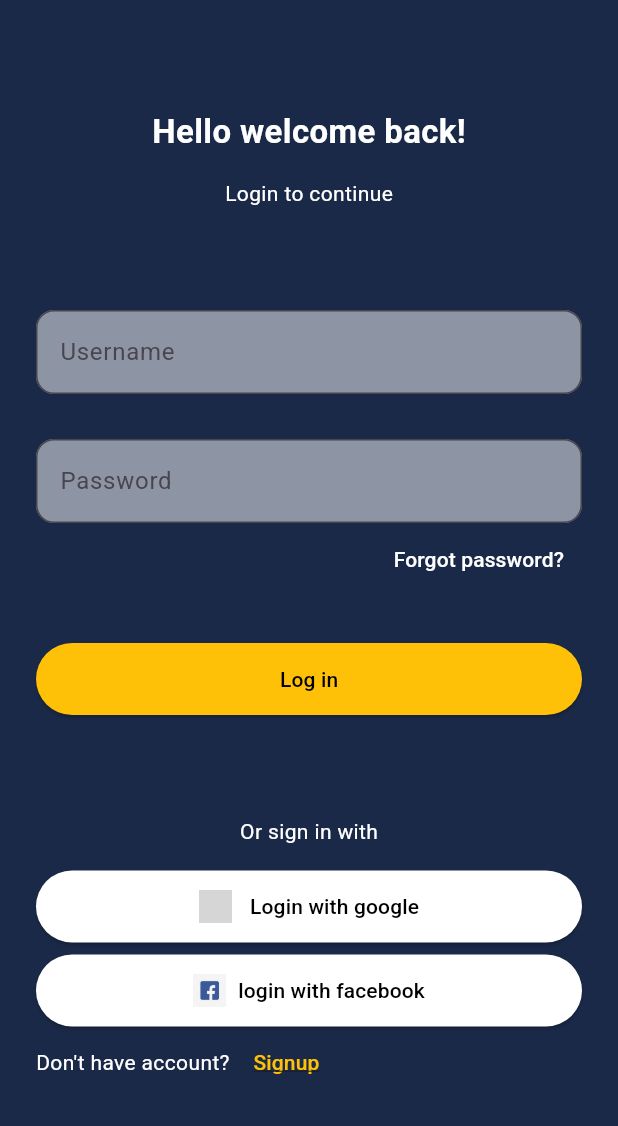
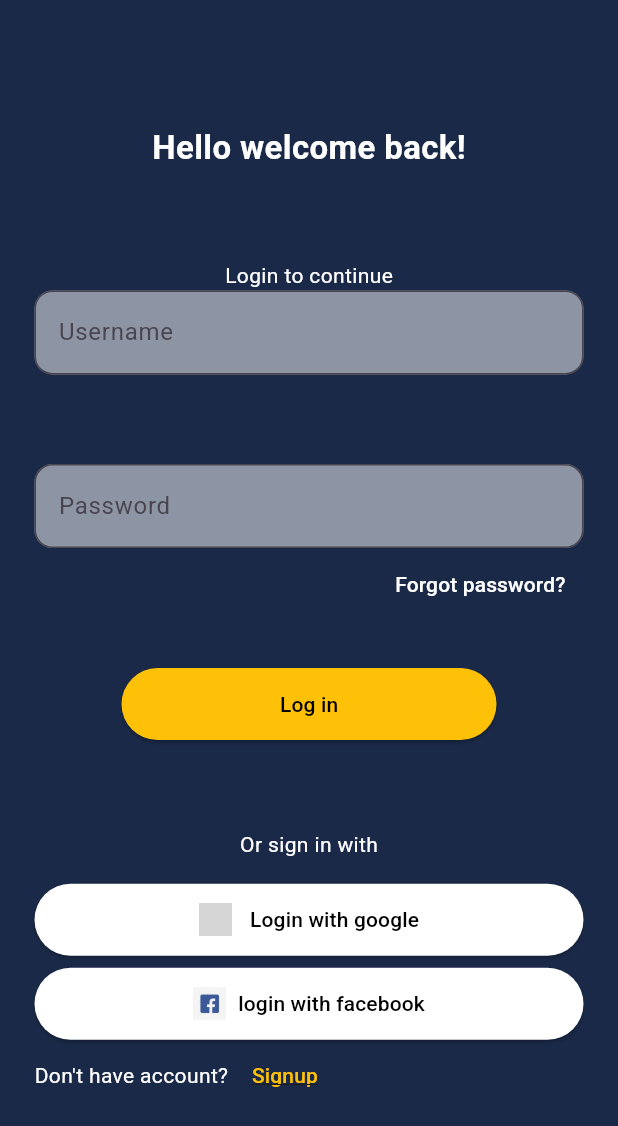
Before and after one commit to zeeelord/DATEY, a Flutter app: the screen it shows after launch, on a phone screen of 412 x 824 dp. Shown: the top 1126 px of the screen. Run offline on Flutter 3.47's test engine with Material 3 defaults, Android fonts, the phone set to English and light mode, and no system bars; grey boxes are pictures that could not be loaded.

Commit message:
Revert "Add homepage and login page with UI components"
This reverts commit 6650899d8ff361a5895830f75e507cd747261d10.

```diff
--- /dev/null
+++ b/flutter_test_application/flutter_test_application/lib/main.dart
@@ -0,0 +1,56 @@
+import 'package:flutter/material.dart';
+// import 'package:flutter_test_application/login_page.dart';
+
+void main() {
+  runApp(MyApp());
+}
+
+class MyApp extends StatelessWidget {
+  const MyApp({super.key});
+
+  @override
+  Widget build(BuildContext context) {
+    return MaterialApp(
+      debugShowCheckedModeBanner: false,
+      home: Scaffold(
+        // appBar: AppBar(),
+        // floatingActionButton: FloatingActionButton(onPressed: null),
+        backgroundColor: Colors.blue.shade800,
+        // drawer: Container(height: 500, width: 400, color: Colors.white),
+        body: Column(
+          children: [
+            Text("Hello welcome back!"),
+            Text('Login to continue'),
+            TextField(decoration: InputDecoration(hintText: 'Username')),
+            TextField(decoration: InputDecoration(hintText: 'Password')),
+            TextButton(
+              onPressed: () {
+                print("Clicked");
+              },
+              child: Text('Forgot password?'),
+            ),
+            ElevatedButton(
+              onPressed: () {
+                print("login is clicked");
+              },
+              child: Text('Log in '),
+            ),
+            Text('Or sign in with'),
+            ElevatedButton(
+              onPressed: () {
+                print(" google  is clicked");
+              },
+              child: Image.asset(
+                'assets/images/facebook_icon.jpg',
+                width: 22,
+                height: 22,
+              ),
+            ),
+          ],
+        ),
+      ),
+    );
+  }
+}
+
+// creating a class
--- /dev/null
+++ b/flutter_test_application/lib/login_page.dart
@@ -0,0 +1,160 @@
+import 'package:flutter/material.dart';
+
+class loginPage extends StatelessWidget {
+  const loginPage({super.key});
+
+  @override
+  Widget build(BuildContext context) {
+    return Scaffold(
+      // appBar: AppBar(),
+      // floatingActionButton: FloatingActionButton(onPressed: null),
+
+      // drawer: Container(height: 500, width: 400, color: Colors.white),
+      body: Padding(
+        padding: const EdgeInsets.all(23),
+        child: Column(
+          children: [
+            Spacer(),
+            Text(
+              "Hello welcome back!",
+              style: TextStyle(
+                color: Colors.white,
+                fontSize: 22,
+                fontWeight: FontWeight.bold,
+                fontFamily: 'Roboto',
+              ),
+            ),
+            Spacer(),
+            // login to contiunue sections
+            Text('Login to continue', style: TextStyle(color: Colors.white)),
+            TextField(
+              decoration: InputDecoration(
+                hintText: 'Username',
+                // border: InputBorder.none,
+                border: OutlineInputBorder(
+                  borderRadius: BorderRadius.all(Radius.circular(12)),
+                ),
+                filled: true,
+                fillColor: Colors.white.withOpacity(0.5),
+              ),
+            ),
+            Spacer(),
+            TextField(
+              decoration: InputDecoration(
+                hintText: 'Password',
+                filled: true,
+                fillColor: Colors.white.withOpacity(0.5),
+                border: OutlineInputBorder(
+                  borderRadius: BorderRadius.all(Radius.circular(12)),
+                ),
+              ),
+            ),
+            // forgot password center
+            Align(
+              alignment: Alignment.centerRight,
+              child: TextButton(
+                onPressed: () {
+                  print("Forgot is Clicked");
+                },
+                style: TextButton.styleFrom(foregroundColor: Colors.white),
+                child: Text('Forgot password?'),
+              ),
+            ),
+            SizedBox(height: 32),
+            // login sections
+            SizedBox(
+              width: 250,
+              height: 48,
+              child: ElevatedButton(
+                onPressed: () {
+                  print("login is clicked");
+                },
+                child: Text('Log in'),
+                style: TextButton.styleFrom(
+                  backgroundColor: Colors.amber,
+                  foregroundColor: Colors.black,
+                ),
+              ),
+            ),
+            Spacer(),
+            // sigining in with social medias
+            Text('Or sign in with', style: TextStyle(color: Colors.white)),
+            SizedBox(height: 16),
+            // google button
+            SizedBox(
+              height: 48,
+              child: ElevatedButton(
+                onPressed: () {
+                  print(" google  is clicked");
+                },
+                style: ElevatedButton.styleFrom(
+                  backgroundColor: Colors.white,
+                  foregroundColor: Colors.black,
+                  shape: RoundedRectangleBorder(
+                    borderRadius: BorderRadius.all(Radius.circular(50)),
+                  ),
+                ),
+                child: Row(
+                  mainAxisAlignment: MainAxisAlignment.center,
+                  children: [
+                    Image.asset(
+                      'assets/images/Google_icon.jpg',
+                      height: 22,
+                      width: 22,
+                    ),
+                    SizedBox(width: 12),
+                    Text('Login with google'),
+                  ],
+                ),
+              ),
+            ),
+            SizedBox(height: 8),
+            // facebook button
+            SizedBox(
+              height: 48,
+              child: ElevatedButton(
+                onPressed: () {},
+                style: ElevatedButton.styleFrom(
+                  backgroundColor: Colors.white,
+                  foregroundColor: Colors.black,
+                  shape: RoundedRectangleBorder(
+                    borderRadius: BorderRadius.all(Radius.circular(50)),
+                  ),
+                ),
+                child: Row(
+                  mainAxisAlignment: MainAxisAlignment.center,
+                  children: [
+                    Image.asset(
+                      "assets/images/facebook_icon.jpg",
+                      width: 22,
+                      height: 22,
+                    ),
+                    SizedBox(width: 8),
+                    Text('login with facebook'),
+                  ],
+                ),
+              ),
+            ),
+            Row(
+              children: [
+                Text(
+                  "Don't have account? ",
+                  style: TextStyle(color: Colors.white),
+                ),
+                TextButton(
+                  onPressed: () {},
+                  style: TextButton.styleFrom(foregroundColor: Colors.amber),
+                  child: Text(
+                    'Signup',
+                    style: TextStyle(decoration: TextDecoration.underline),
+                  ),
+                ),
+              ],
+            ),
+            Spacer(),
+          ],
+        ),
+      ),
+    );
+  }
+}
--- a/flutter_test_application/lib/main.dart
+++ b/flutter_test_application/lib/main.dart
@@ -1,8 +1,7 @@
 import 'package:flutter/material.dart';
+import 'package:flutter_test_application/login_page.dart';
 import 'package:flutter_test_application/pages/home_page.dart';
-import 'package:flutter_test_application/pages/login_page.dart';
 import 'package:flutter_test_application/styles/app_colors.dart';
-// import 'package:flutter_test_application/login_page.dart';
 
 void main() {
   runApp(MyApp());
--- a/flutter_test_application/lib/pages/home_page.dart
+++ /dev/null
@@ -1,24 +0,0 @@
-import 'package:flutter/material.dart';
-
-class Homepage extends StatefulWidget {
-  const Homepage({super.key});
-
-  @override
-  State<Homepage> createState() => _HomepageState();
-}
-
-class _HomepageState extends State<Homepage> {
-  @override
-  Widget build(BuildContext context) {
-    return Scaffold(
-      appBar: AppBar(
-        title: Text("WELCOME"),
-        // backgroundColor: ,
-        actions: [
-          IconButton(onPressed: null, icon: Icon(Icons.location_city))
-        ],
-      ),
-      body: Container()
-    );
-  }
-}
--- a/flutter_test_application/lib/pages/login_page.dart
+++ /dev/null
@@ -1,173 +0,0 @@
-import 'package:flutter/material.dart';
-
-class loginPage extends StatelessWidget {
-  const loginPage({super.key});
-
-  @override
-  Widget build(BuildContext context) {
-    return Scaffold(
-      // appBar: AppBar(),
-      // floatingActionButton: FloatingActionButton(onPressed: null),
-
-      // drawer: Container(height: 500, width: 400, color: Colors.white),
-      // resizeToAvoidBottomInset: false,
-
-      body: SingleChildScrollView(
-        child: SizedBox(
-          height: MediaQuery.of(context).size.height,
-          child: Padding(
-            padding:  EdgeInsets.all(24),
-            child: Column(
-              children: [
-                SizedBox(height: 48 ),
-                Text(
-                  "Hello welcome back!",
-                  style: TextStyle(
-                    color: Colors.white,
-                    fontSize: 22,
-                    fontWeight: FontWeight.bold,
-                    fontFamily: 'Roboto',
-                  ),
-                ),
-                SizedBox(height: 16),
-                // login to continue sections
-                Text('Login to continue', style: TextStyle(color: Colors.white)),
-                Spacer(),
-                TextField(
-                  decoration: InputDecoration(
-                    hintText: 'Username',
-                    // border: InputBorder.none,
-                    border: OutlineInputBorder(
-                      borderRadius: BorderRadius.all(Radius.circular(12)),
-                    ),
-                    filled: true,
-                    fillColor: Colors.white.withOpacity(0.5),
-                  ),
-                ),
-                SizedBox(
-                  height: 30
-                ),
-                TextField(
-                  decoration: InputDecoration(
-                    hintText: 'Password',
-                    filled: true,
-                    fillColor: Colors.white.withOpacity(0.5),
-                    border: OutlineInputBorder(
-                      borderRadius: BorderRadius.all(Radius.circular(12)),
-                    ),
-                  ),
-                ),
-                // forgot password center
-                Align(
-                  alignment: Alignment.centerRight,
-                  child: TextButton(
-                    onPressed: () {
-                      print("Forgot is Clicked");
-                    },
-                    style: TextButton.styleFrom(foregroundColor: Colors.white),
-                    child: Text('Forgot password?'),
-                  ),
-                ),
-                SizedBox(height: 32),
-                // login sections
-                SizedBox(
-                  height: 48,
-                  width: double.infinity,
-                  child: ElevatedButton(
-                    onPressed: () {
-                     Navigator.of(context).pushNamed('/home');
-
-                    },
-                    style: TextButton.styleFrom(
-                      backgroundColor: Colors.amber,
-                      foregroundColor: Colors.black,
-                    ),
-                    child: Text('Log in'),
-                  ),
-                ),
-                Spacer(),
-                // sigining in with social medias
-                Text('Or sign in with', style: TextStyle(color: Colors.white)),
-                SizedBox(height: 16),
-                // google button
-                SizedBox(
-                  height: 48,
-                  child: ElevatedButton(
-                    onPressed: () {
-                      print(" google  is clicked");
-                    },
-                    style: ElevatedButton.styleFrom(
-                      backgroundColor: Colors.white,
-                      foregroundColor: Colors.black,
-                      shape: RoundedRectangleBorder(
-                        borderRadius: BorderRadius.all(Radius.circular(50)),
-                      ),
-                    ),
-                    child: Row(
-                      mainAxisAlignment: MainAxisAlignment.center,
-                      children: [
-                        Image.asset(
-                          'assets/images/Google_icon.jpg',
-                          height: 22,
-                          width: 22,
-                        ),
-                        SizedBox(width: 12),
-                        Text('Login with google'),
-                      ],
-                    ),
-                  ),
-                ),
-                SizedBox(height: 8),
-                // facebook button
-                SizedBox(
-                  height: 48,
-                  child: ElevatedButton(
-                    onPressed: () {},
-                    style: ElevatedButton.styleFrom(
-                      backgroundColor: Colors.white,
-                      foregroundColor: Colors.black,
-                      shape: RoundedRectangleBorder(
-                        borderRadius: BorderRadius.all(Radius.circular(50)),
-                      ),
-                    ),
-                    child: Row(
-                      mainAxisAlignment: MainAxisAlignment.center,
-                      children: [
-                        Image.asset(
-                          "assets/images/facebook_icon.jpg",
-                          width: 22,
-                          height: 22,
-                        ),
-                        SizedBox(width: 8),
-                        Text('login with facebook'),
-                      ],
-                    ),
-                  ),
-                ),
-                Row(
-                  children: [
-                    Text(
-                      "Don't have account? ",
-                      style: TextStyle(color: Colors.white),
-                    ),
-                    TextButton(
-                      onPressed: () {},
-                      style: TextButton.styleFrom(foregroundColor: Colors.amber),
-                      child: Text(
-                        'Signup',
-                        style: TextStyle(decoration: TextDecoration.underline),
-                      ),
-                    ),
-                  ],
-                ),
-
-                Spacer()
-
-              ],
-            ),
-          ),
-        ),
-      ),
-    );
-  }
-}
```
Also changed, not shown: flutter_test_application/flutter_01.png (deleted), flutter_test_application/pubspec.lock.
